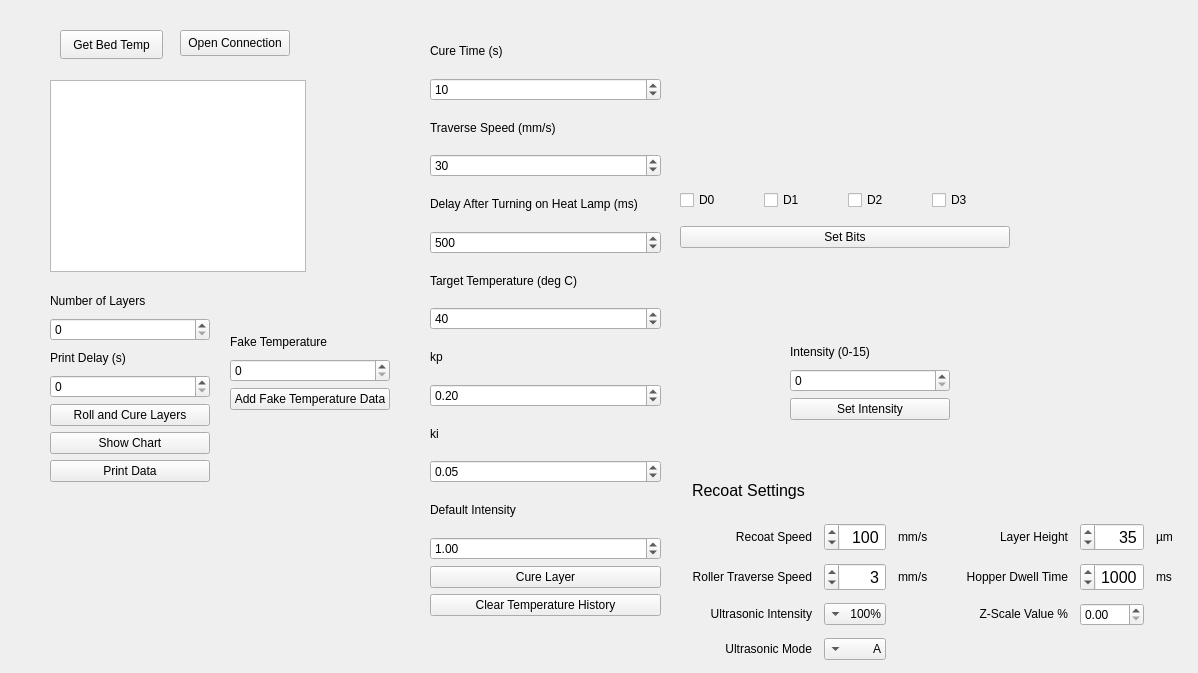
Old version of the form src/ui/heatlampwidget.ui in the repository BYUCreateResearchLab/CREATE_LAB_Binder_Jet_Printer.
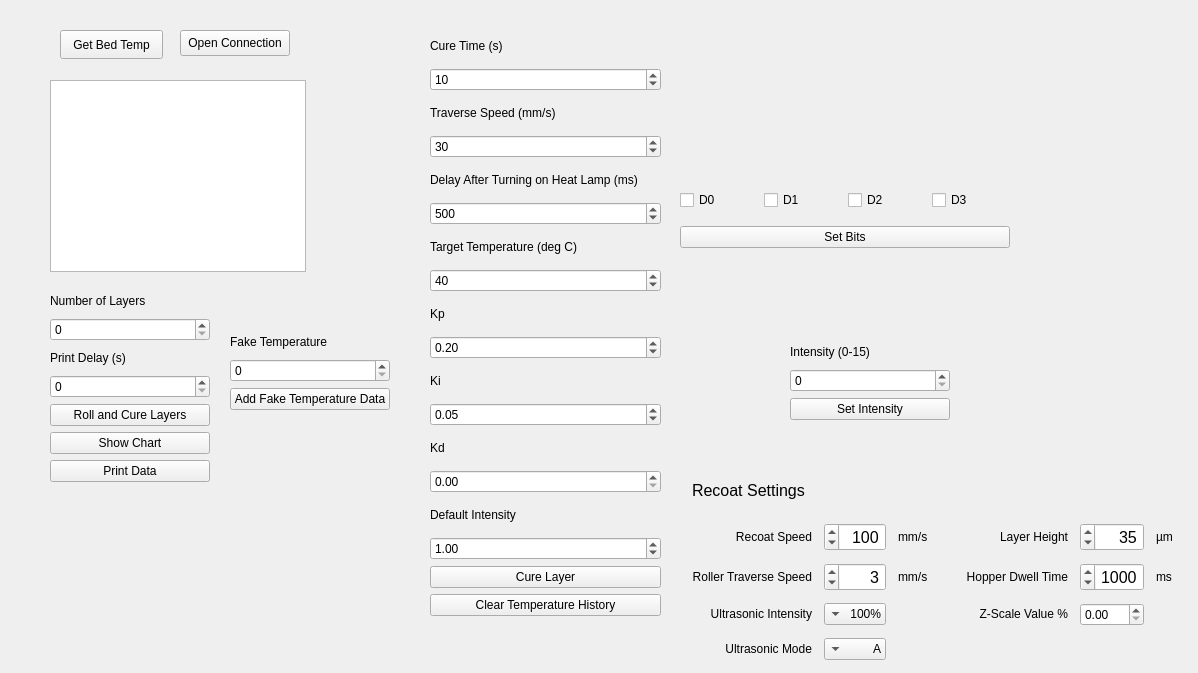
New version of the form.

Patch:
```diff
--- a/src/ui/heatlampwidget.ui
+++ b/src/ui/heatlampwidget.ui
@@ -130,7 +130,7 @@
     <item>
      <widget class="QLabel" name="label_9">
       <property name="text">
-       <string>kp</string>
+       <string>Kp</string>
       </property>
      </widget>
     </item>
@@ -144,7 +144,7 @@
     <item>
      <widget class="QLabel" name="label_10">
       <property name="text">
-       <string>ki</string>
+       <string>Ki</string>
       </property>
      </widget>
     </item>
@@ -155,6 +155,16 @@
       </property>
      </widget>
     </item>
+    <item>
+     <widget class="QLabel" name="label_5">
+      <property name="text">
+       <string>Kd</string>
+      </property>
+     </widget>
+    </item>
+    <item>
+     <widget class="QDoubleSpinBox" name="kdInput"/>
+    </item>
     <item>
      <widget class="QLabel" name="label_20">
       <property name="text">
```
